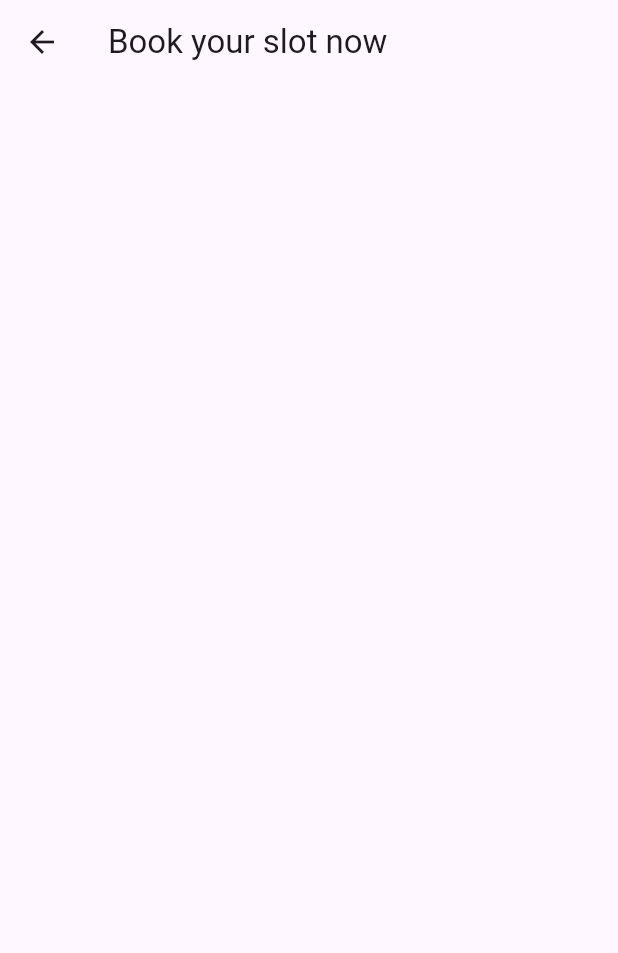
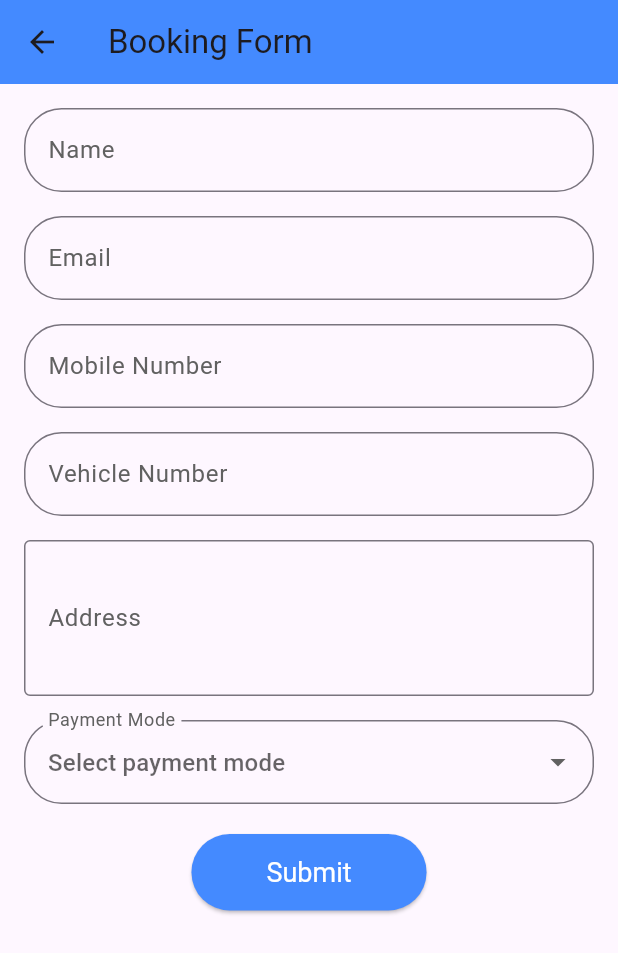
Before and after one commit to itstabrez/power_link_project, a Flutter app: the ScreenSlotBooking screen opened by its route, on a phone screen of 412 x 824 dp. Shown: the top 953 px of the screen. Run offline on Flutter 3.47's test engine with Material 3 defaults, Android fonts, the phone set to English and light mode, and no system bars; our stand-ins replace carousel_slider, get, google_maps_flutter, location; network calls fail.

Commit message:
New Page Creation and adding more features

```diff
--- /dev/null
+++ b/lib/Controllers/controllers_slot_booking_form.dart
@@ -0,0 +1,28 @@
+import 'package:flutter/material.dart';
+import 'package:get/get.dart';
+
+class ControllersSlotBookingForm extends GetxController {
+  final formKey = GlobalKey<FormState>();
+  final nameController = TextEditingController();
+  final emailController = TextEditingController();
+
+  final mobileController = TextEditingController();
+  final addressController = TextEditingController();
+  final vehicleController = TextEditingController();
+
+  final paymentMode = RxString('Select Payment Mode');
+
+  List<String> paymentModes = ['Cash', 'Card', 'UPI'];
+
+  void submitForm() {
+    if (formKey.currentState!.validate()) {
+      print('Form submitted!');
+      // Access form data:
+      String name = nameController.text;
+      String email = emailController.text;
+      String mobile = mobileController.text;
+      String address = addressController.text;
+      String selectedPaymentMode = paymentMode.value;
+    }
+  }
+}
--- a/lib/Screens/screen_slot_booking.dart
+++ /dev/null
@@ -1,16 +0,0 @@
-import 'package:flutter/material.dart';
-import 'package:get/get.dart';
-
-class ScreenSlotBooking extends GetView<ScreenSlotBooking> {
-  const ScreenSlotBooking({super.key});
-  static String pageId = "/ScreenSlotBooking";
-
-  @override
-  Widget build(BuildContext context) {
-    return Scaffold(
-      appBar: AppBar(
-        title: Text("Book your slot now"),
-      ),
-    );
-  }
-}
--- /dev/null
+++ b/lib/Screens/screen_slot_booking_form.dart
@@ -0,0 +1,179 @@
+import 'package:flutter/material.dart';
+import 'package:get/get.dart';
+import 'package:power_link_project/Controllers/controllers_slot_booking_form.dart';
+
+class ScreenSlotBooking extends GetView<ControllersSlotBookingForm> {
+  ScreenSlotBooking({super.key});
+  static String pageId = "/ScreenSlotBooking";
+  final controllerr = Get.put(ControllersSlotBookingForm());
+
+  @override
+  Widget build(BuildContext context) {
+    return Scaffold(
+      appBar: AppBar(
+        title: const Text('Booking Form'),
+        backgroundColor: Colors.blueAccent,
+      ),
+      body: Padding(
+        padding: const EdgeInsets.all(16.0),
+        child: Form(
+          key: controllerr.formKey,
+          child: Column(
+            children: [
+              TextFormField(
+                controller: controllerr.nameController,
+                decoration: InputDecoration(
+                  labelText: 'Name',
+                  border: OutlineInputBorder(
+                    borderRadius: BorderRadius.circular(25),
+                  ),
+                  focusedBorder: const OutlineInputBorder(
+                    borderSide: BorderSide(color: Colors.blueAccent),
+                    borderRadius: BorderRadius.all(Radius.circular(25)),
+                  ),
+                  labelStyle: TextStyle(color: Colors.grey[700]),
+                  hintText: 'Enter your name',
+                  hintStyle: TextStyle(color: Colors.grey[400]),
+                ),
+                validator: (value) {
+                  if (value!.isEmpty) {
+                    return 'Please enter your name';
+                  }
+                  return null;
+                },
+              ),
+              const SizedBox(height: 16),
+              TextFormField(
+                controller: controllerr.emailController,
+                decoration: InputDecoration(
+                  labelText: 'Email',
+                  border: OutlineInputBorder(
+                    borderRadius: BorderRadius.circular(25),
+                  ),
+                  focusedBorder: const OutlineInputBorder(
+                    borderRadius: BorderRadius.all(Radius.circular(25)),
+                    borderSide: BorderSide(color: Colors.blueAccent),
+                  ),
+                  labelStyle: TextStyle(color: Colors.grey[700]),
+                  hintText: 'Enter your email',
+                  hintStyle: TextStyle(color: Colors.grey[400]),
+                ),
+                validator: (value) {
+                  if (!RegExp(r'\S+@\S+\.\S+').hasMatch(value!)) {
+                    return 'Please enter a valid email address';
+                  }
+                  return null;
+                },
+              ),
+              const SizedBox(height: 16),
+              TextFormField(
+                controller: controllerr.mobileController,
+                keyboardType: TextInputType.phone,
+                decoration: InputDecoration(
+                  labelText: 'Mobile Number',
+                  border: OutlineInputBorder(
+                    borderRadius: BorderRadius.circular(25),
+                  ),
+                  focusedBorder: const OutlineInputBorder(
+                    borderRadius: BorderRadius.all(Radius.circular(25)),
+                    borderSide: BorderSide(color: Colors.blueAccent),
+                  ),
+                  labelStyle: TextStyle(color: Colors.grey[700]),
+                  hintText: 'Enter your mobile number',
+                  hintStyle: TextStyle(color: Colors.grey[400]),
+                ),
+                validator: (value) {
+                  if (value!.isEmpty || value.length != 10) {
+                    return 'Please enter a valid mobile number';
+                  }
+                  return null;
+                },
+              ),
+              const SizedBox(height: 16),
+              TextFormField(
+                controller: controllerr.vehicleController,
+                keyboardType: TextInputType.phone,
+                decoration: InputDecoration(
+                  labelText: 'Vehicle Number',
+                  border: OutlineInputBorder(
+                    borderRadius: BorderRadius.circular(25),
+                  ),
+                  focusedBorder: const OutlineInputBorder(
+                    borderRadius: BorderRadius.all(Radius.circular(25)),
+                    borderSide: BorderSide(color: Colors.blueAccent),
+                  ),
+                  labelStyle: TextStyle(color: Colors.grey[700]),
+                  hintText: 'Enter your vehicle number',
+                  hintStyle: TextStyle(color: Colors.grey[400]),
+                ),
+                validator: (value) {
+                  if (value!.isEmpty || value.length != 10) {
+                    return 'Please enter a valid mobile number';
+                  }
+                  return null;
+                },
+              ),
+              const SizedBox(height: 16),
+              TextFormField(
+                controller: controllerr.addressController,
+                decoration: InputDecoration(
+                  labelText: 'Address',
+                  border: const OutlineInputBorder(),
+                  focusedBorder: const OutlineInputBorder(
+                    borderSide: BorderSide(color: Colors.blueAccent),
+                  ),
+                  labelStyle: TextStyle(color: Colors.grey[700]),
+                  hintText: 'Enter your address',
+                  hintStyle: TextStyle(color: Colors.grey[400]),
+                ),
+                maxLines: 3,
+              ),
+              const SizedBox(height: 16),
+              Obx(
+                () => DropdownButtonFormField<String>(
+                  value: controllerr.paymentMode.value == 'Select Payment Mode'
+                      ? null
+                      : controllerr.paymentMode.value,
+                  items: controllerr.paymentModes.map((mode) {
+                    return DropdownMenuItem(
+                      value: mode,
+                      child: Text(mode),
+                    );
+                  }).toList(),
+                  onChanged: (value) {
+                    controllerr.paymentMode.value = value!;
+                  },
+                  decoration: InputDecoration(
+                    labelText: 'Payment Mode',
+                    border: const OutlineInputBorder(
+                      borderRadius: BorderRadius.all(Radius.circular(25)),
+                    ),
+                    focusedBorder: const OutlineInputBorder(
+                      borderRadius: BorderRadius.all(Radius.circular(25)),
+                      borderSide: BorderSide(color: Colors.blueAccent),
+                    ),
+                    labelStyle: TextStyle(color: Colors.grey[700]),
+                    hintText: 'Select payment mode',
+                    hintStyle: TextStyle(color: Colors.grey[400]),
+                  ),
+                ),
+              ),
+              const SizedBox(height: 20),
+              ElevatedButton(
+                onPressed: controllerr.submitForm,
+                child: const Text('Submit'),
+                style: ElevatedButton.styleFrom(
+                  foregroundColor: Colors.white,
+                  backgroundColor: Colors.blueAccent,
+                  padding:
+                      const EdgeInsets.symmetric(horizontal: 50, vertical: 15),
+                  textStyle: const TextStyle(fontSize: 18),
+                ),
+              ),
+            ],
+          ),
+        ),
+      ),
+    );
+  }
+}
--- a/lib/main.dart
+++ b/lib/main.dart
@@ -1,7 +1,6 @@
 import 'package:flutter/material.dart';
 import 'package:get/route_manager.dart';
 import 'package:power_link_project/Screens/screen_google_map.dart';
-import 'package:power_link_project/Screens/screen_home_page.dart';
 import 'package:power_link_project/utlities/routes.dart';
 
 void main() {
--- a/lib/utlities/routes.dart
+++ b/lib/utlities/routes.dart
@@ -2,7 +2,7 @@ import 'package:get/get_navigation/src/routes/get_route.dart';
 import 'package:power_link_project/Screens/screen_charging_station_details_page.dart';
 import 'package:power_link_project/Screens/screen_google_map.dart';
 import 'package:power_link_project/Screens/screen_home_page.dart';
-import 'package:power_link_project/Screens/screen_slot_booking.dart';
+import 'package:power_link_project/Screens/screen_slot_booking_form.dart';
 
 class AppPages {
   static final List<GetPage> pages = [
```
Also changed, not shown: lib/Screens/screen_charging_station_details_page.dart (+35 -42 lines), lib/Screens/screen_google_map.dart (+5 -3 lines), lib/widgets/bottom_list_tiles.dart (+2 -17 lines).
